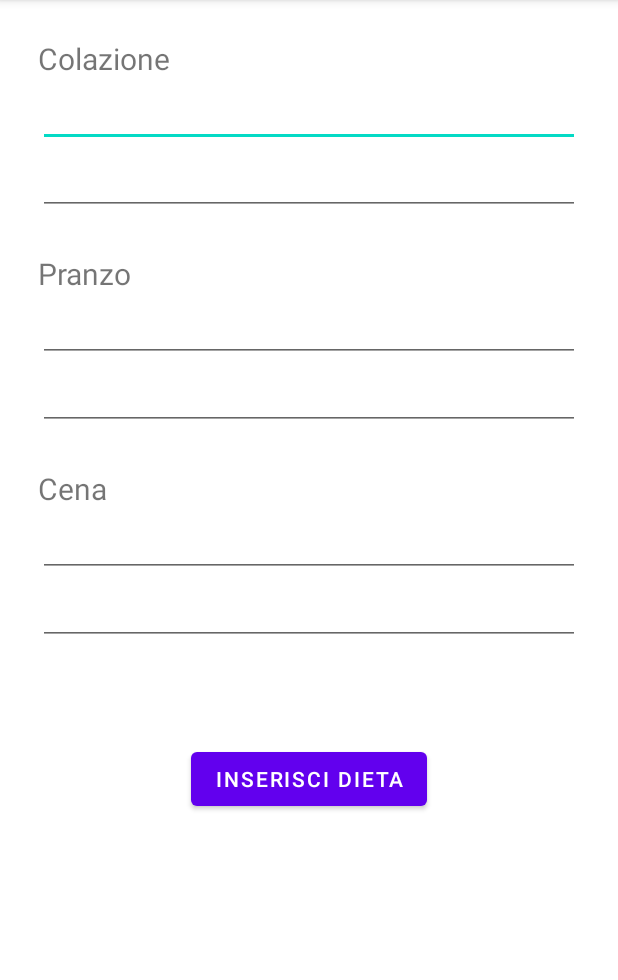
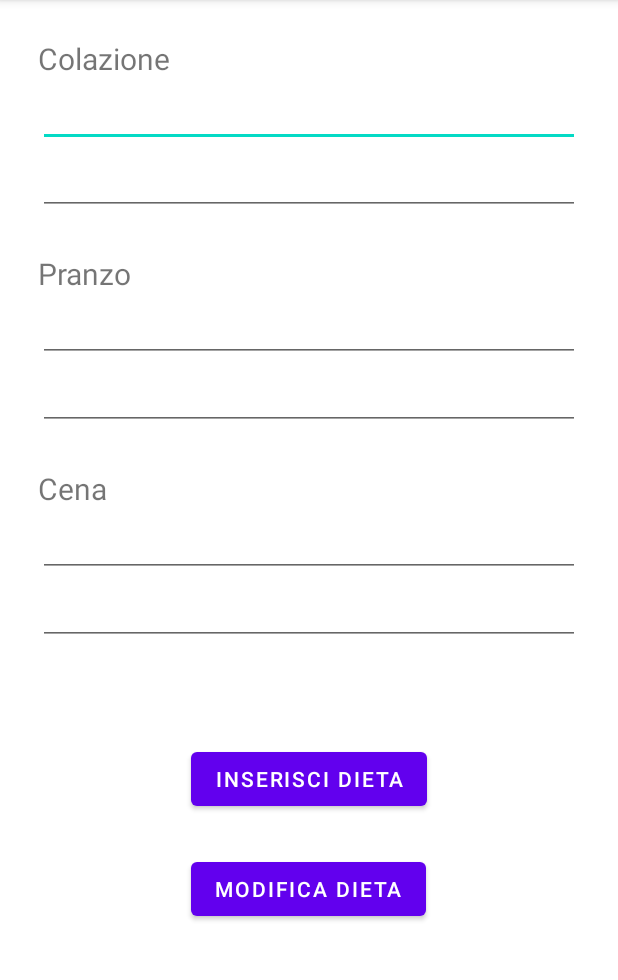
Before and after one commit to FResta99/Benessere, an Android app: the InserimentoDieta screen opened directly, with no data from a screen before it, on a phone screen of 412 x 824 dp, the part 84-1064 px from its top. Run offline under Robolectric (Android 15) with nearby library versions, the phone set to English and light mode, and no system bars; 3 statements that could not run were skipped.

Commit message:
Aggiunto modifca della dieta

```diff
--- a/Android Studio/Benessere/app/src/main/res/layout/activity_inserimento_dieta.xml
+++ b/Android Studio/Benessere/app/src/main/res/layout/activity_inserimento_dieta.xml
@@ -76,6 +76,16 @@
         android:layout_marginTop="65dp"
         android:onClick="inserisciDieta"/>
 
+    <Button
+        android:id="@+id/btnModificaDieta"
+        android:layout_width="wrap_content"
+        android:layout_height="wrap_content"
+        android:text="Modifica dieta"
+        android:layout_centerHorizontal="true"
+        android:layout_below="@+id/btnInserisciDieta"
+        android:layout_marginTop="25dp"
+        android:onClick="modificaDieta"/>
+
 
 
 </RelativeLayout>
```
Also changed, not shown: Android Studio/Benessere/app/src/main/java/com/interfacciabili/benessere/InserimentoDieta.java (+17 -0 lines), Android Studio/Benessere/app/src/main/java/com/interfacciabili/benessere/control/DietDBHelper.java (+13 -0 lines).
